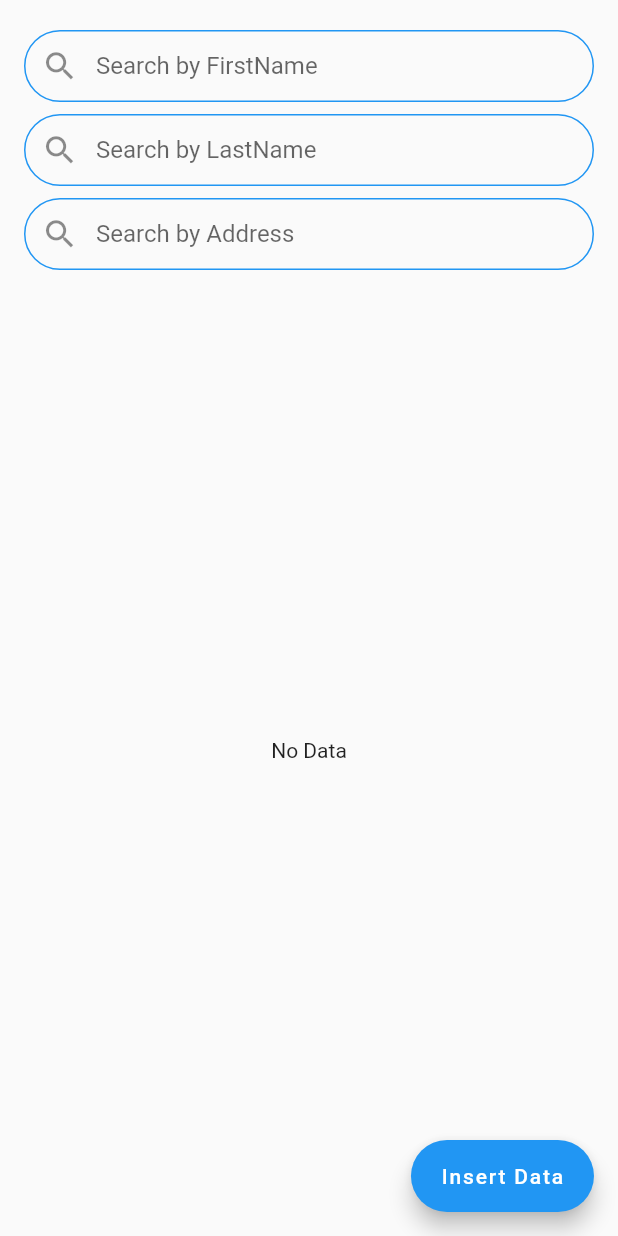
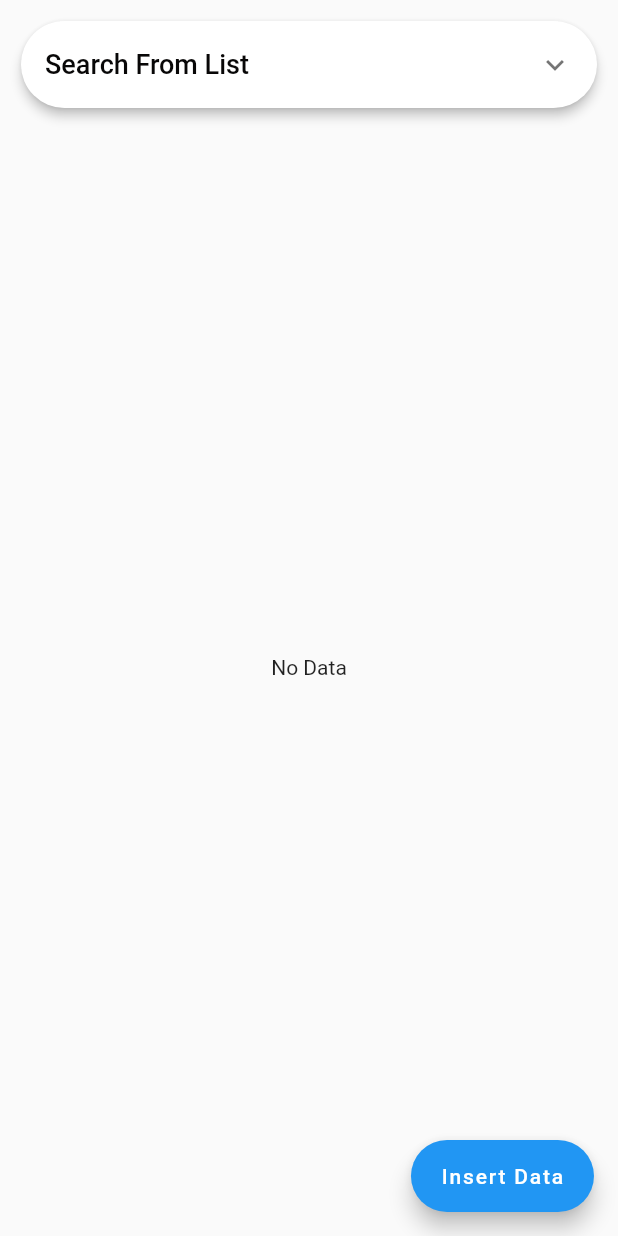
Before and after one commit to Perumallpardhiv/mongo_flutter, a Flutter app: the screen it shows after launch, on a phone screen of 412 x 824 dp. Run offline on Flutter 3.47's test engine with Material 2 defaults, Android fonts, the phone set to English and light mode, and no system bars; our stand-ins replace faker; missing offline and left inert: mongo_dart.

Commit message:
Added dropdown for search filleds

```diff
--- a/lib/display.dart
+++ b/lib/display.dart
@@ -23,8 +23,28 @@ class _displayState extends State<display> {
           padding: const EdgeInsets.all(10.0),
           child: Column(
             children: [
+              Card(
+                elevation: 3,
+                shape: RoundedRectangleBorder(
+                  borderRadius: BorderRadius.circular(40),
+                ),
+                child: ClipRRect(
+                  borderRadius: BorderRadius.circular(40),
+                  child: ExpansionTile(
+                    initiallyExpanded: false,
+                    key: keyTile,
+                    title: Text(
+                      "Search From List",
+                      style: TextStyle(
+                        fontSize: 18,
+                        fontWeight: FontWeight.w500,
+                        color: Color.fromARGB(255, 8, 7, 7),
+                      ),
+                    ),
+                    childrenPadding: EdgeInsets.all(12),
+                    children: [
                       Padding(
-                padding: const EdgeInsets.fromLTRB(6, 10, 6, 4),
+                        padding: const EdgeInsets.fromLTRB(3, 6, 3, 4),
                         child: TextField(
                           onChanged: (value) {
                             setState(() {
@@ -33,10 +53,12 @@ class _displayState extends State<display> {
                           },
                           decoration: InputDecoration(
                             enabledBorder: OutlineInputBorder(
-                        borderSide: BorderSide(width: 1, color: Colors.blue),
+                                borderSide:
+                                    BorderSide(width: 1, color: Colors.blue),
                                 borderRadius: BorderRadius.circular(50)),
                             focusedBorder: OutlineInputBorder(
-                        borderSide: BorderSide(width: 3, color: Colors.blue),
+                                borderSide:
+                                    BorderSide(width: 3, color: Colors.blue),
                                 borderRadius: BorderRadius.circular(50)),
                             prefixIcon: Icon(
                               Icons.search,
@@ -48,7 +70,7 @@ class _displayState extends State<display> {
                         ),
                       ),
                       Padding(
-                padding: const EdgeInsets.fromLTRB(6, 4, 6, 4),
+                        padding: const EdgeInsets.fromLTRB(3, 4, 3, 4),
                         child: TextField(
                           onChanged: (value) {
                             setState(() {
@@ -57,10 +79,12 @@ class _displayState extends State<display> {
                           },
                           decoration: InputDecoration(
                             enabledBorder: OutlineInputBorder(
-                        borderSide: BorderSide(width: 1, color: Colors.blue),
+                                borderSide:
+                                    BorderSide(width: 1, color: Colors.blue),
                                 borderRadius: BorderRadius.circular(50)),
                             focusedBorder: OutlineInputBorder(
-                        borderSide: BorderSide(width: 3, color: Colors.blue),
+                                borderSide:
+                                    BorderSide(width: 3, color: Colors.blue),
                                 borderRadius: BorderRadius.circular(50)),
                             prefixIcon: Icon(
                               Icons.search,
@@ -72,7 +96,7 @@ class _displayState extends State<display> {
                         ),
                       ),
                       Padding(
-                padding: const EdgeInsets.fromLTRB(6, 4, 6, 6),
+                        padding: const EdgeInsets.fromLTRB(3, 4, 3, 6),
                         child: TextField(
                           onChanged: (value) {
                             setState(() {
@@ -81,10 +105,12 @@ class _displayState extends State<display> {
                           },
                           decoration: InputDecoration(
                             enabledBorder: OutlineInputBorder(
-                        borderSide: BorderSide(width: 1, color: Colors.blue),
+                                borderSide:
+                                    BorderSide(width: 1, color: Colors.blue),
                                 borderRadius: BorderRadius.circular(50)),
                             focusedBorder: OutlineInputBorder(
-                        borderSide: BorderSide(width: 3, color: Colors.blue),
+                                borderSide:
+                                    BorderSide(width: 3, color: Colors.blue),
                                 borderRadius: BorderRadius.circular(50)),
                             prefixIcon: Icon(
                               Icons.search,
@@ -92,6 +118,10 @@ class _displayState extends State<display> {
                             ),
                             labelText: "Search by Address",
                             contentPadding: EdgeInsets.only(left: 10),
+                          ),
+                        ),
+                      ),
+                    ],
                   ),
                 ),
               ),
```
Lines whose indentation alone changed are shown as unchanged.
